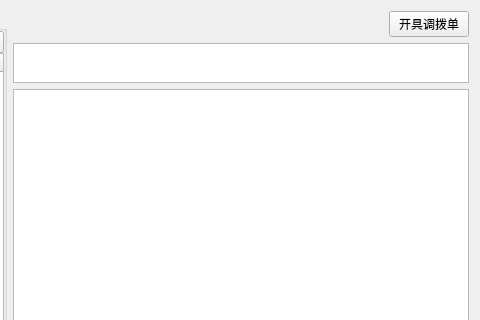
Belos10/Equip, file widgets/alocatMange/yearListForm.ui: the form before one commit; both pictures show x 551 to 1031 and y 0 to 320 of the 1031 by 701 pixel window.
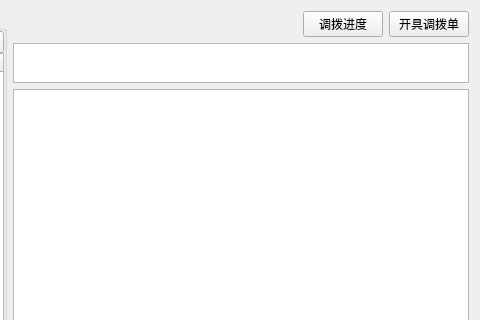
The form after the commit.

Commit message: 默认更改列表

What changed in the file:
```diff
--- a/widgets/alocatMange/yearListForm.ui
+++ b/widgets/alocatMange/yearListForm.ui
@@ -283,6 +283,13 @@
          </property>
         </spacer>
        </item>
+       <item>
+        <widget class="QPushButton" name="pb_schedule">
+         <property name="text">
+          <string>调拨进度</string>
+         </property>
+        </widget>
+       </item>
        <item>
         <widget class="QPushButton" name="pb_issueOrderForm">
          <property name="text">
```
The commit also changes 2 other files.
